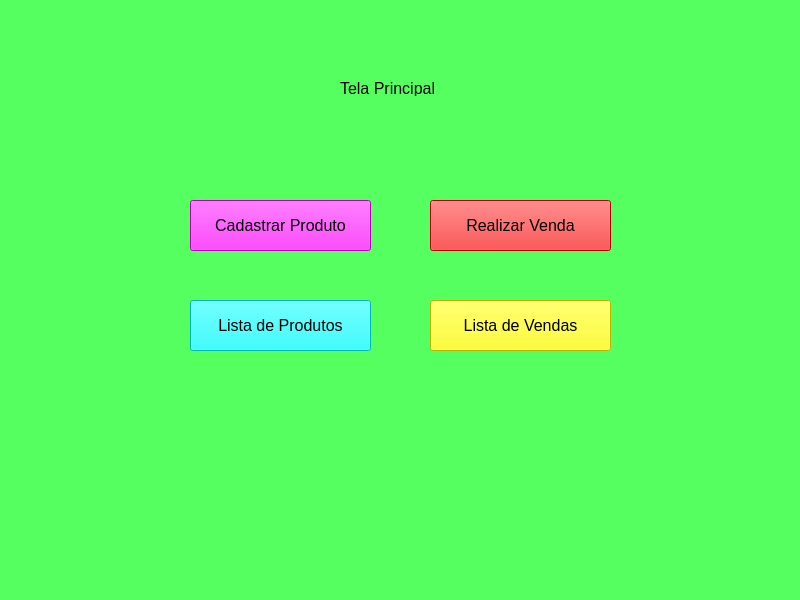
Above: tela_principal.ui from gustavoestevesr/plantinhas-da-marcia before the change. Below: the same form after it.
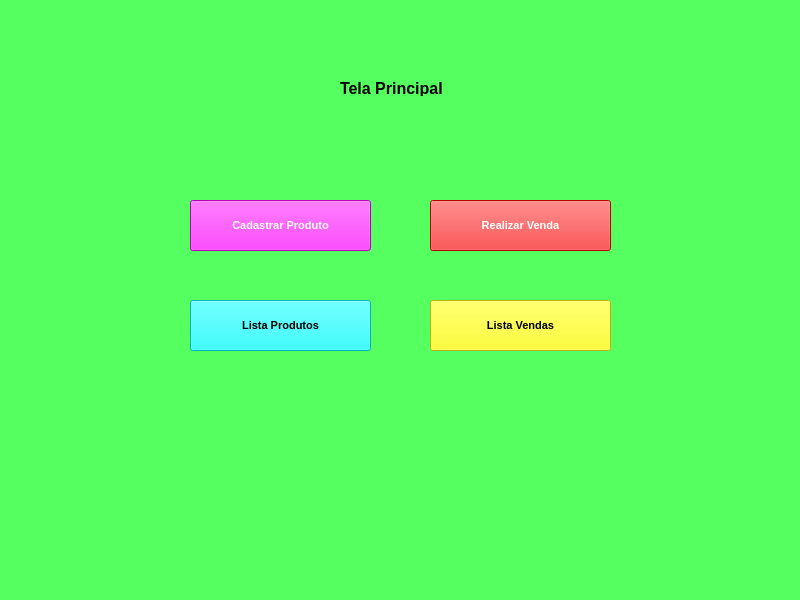
That is the form after the change.

```diff
--- a/tela_principal.ui
+++ b/tela_principal.ui
@@ -28,14 +28,16 @@
     </property>
     <property name="font">
      <font>
-      <pointsize>12</pointsize>
+      <pointsize>8</pointsize>
+      <weight>75</weight>
+      <bold>true</bold>
      </font>
     </property>
     <property name="styleSheet">
      <string notr="true">background-color: rgb(0, 255, 255);</string>
     </property>
     <property name="text">
-     <string>Lista de Produtos</string>
+     <string>Lista Produtos</string>
     </property>
    </widget>
    <widget class="QPushButton" name="pushButton_4">
@@ -49,14 +51,16 @@
     </property>
     <property name="font">
      <font>
-      <pointsize>12</pointsize>
+      <pointsize>8</pointsize>
+      <weight>75</weight>
+      <bold>true</bold>
      </font>
     </property>
     <property name="styleSheet">
      <string notr="true">background-color: rgb(255, 255, 0);</string>
     </property>
     <property name="text">
-     <string>Lista de Vendas</string>
+     <string>Lista Vendas</string>
     </property>
    </widget>
    <widget class="QPushButton" name="pushButton_3">
@@ -70,11 +74,14 @@
     </property>
     <property name="font">
      <font>
-      <pointsize>12</pointsize>
+      <pointsize>8</pointsize>
+      <weight>75</weight>
+      <bold>true</bold>
      </font>
     </property>
     <property name="styleSheet">
-     <string notr="true">background-color: rgb(255, 0, 0);</string>
+     <string notr="true">background-color: rgb(255, 0, 0);
+color: rgb(255, 255, 255);</string>
     </property>
     <property name="text">
      <string>Realizar Venda</string>
@@ -91,11 +98,14 @@
     </property>
     <property name="font">
      <font>
-      <pointsize>12</pointsize>
+      <pointsize>8</pointsize>
+      <weight>75</weight>
+      <bold>true</bold>
      </font>
     </property>
     <property name="styleSheet">
-     <string notr="true">background-color: rgb(255, 0, 255);</string>
+     <string notr="true">background-color: rgb(255, 0, 255);
+color: rgb(255, 255, 255);</string>
     </property>
     <property name="text">
      <string>Cadastrar Produto</string>
@@ -113,6 +123,8 @@
     <property name="font">
      <font>
       <pointsize>12</pointsize>
+      <weight>75</weight>
+      <bold>true</bold>
      </font>
     </property>
     <property name="text">
```
